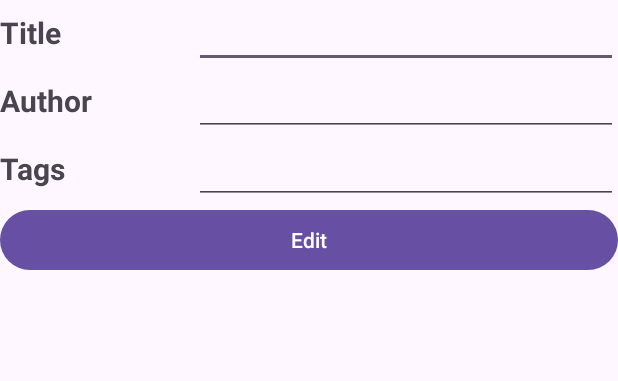
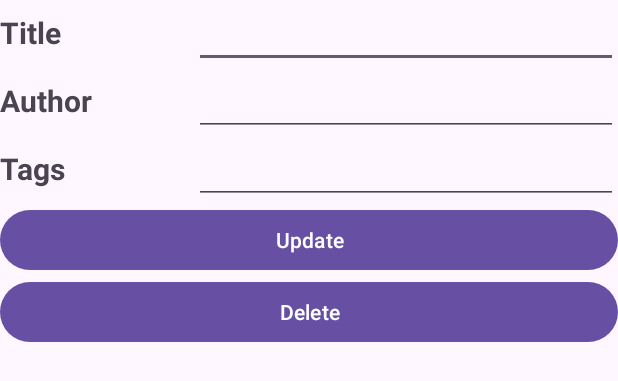
Before and after one commit to gooofff/Android_TH, an Android app: the layout activity_edit.xml on its own in the app's theme, with its tools: preview values and no code run, on a phone screen of 412 x 824 dp. Shown: the top 381 px of the screen. Run offline under Robolectric (Android 15) with nearby library versions, the phone set to English and light mode, and no system bars.

Commit message:
Update + Delete

```diff
--- a/Test_SQL/app/src/main/res/layout/activity_edit.xml
+++ b/Test_SQL/app/src/main/res/layout/activity_edit.xml
@@ -78,5 +78,11 @@
         android:id="@+id/btnUpdateBook"
         android:layout_width="match_parent"
         android:layout_height="wrap_content"
-        android:text="Edit" />
+        android:text="Update" />
+
+    <Button
+        android:id="@+id/btn_DeleleBook"
+        android:layout_width="match_parent"
+        android:layout_height="wrap_content"
+        android:text="Delete" />
 </LinearLayout>
```
Also changed, not shown: Test_SQL/app/src/main/java/com/example/test_sql/EditBookActivity.java (+24 -1 lines), Test_SQL/app/src/main/java/com/example/test_sql/MainActivity.java (+42 -0 lines), Test_SQL/app/src/main/res/layout/activity_main.xml (+8 -0 lines).
